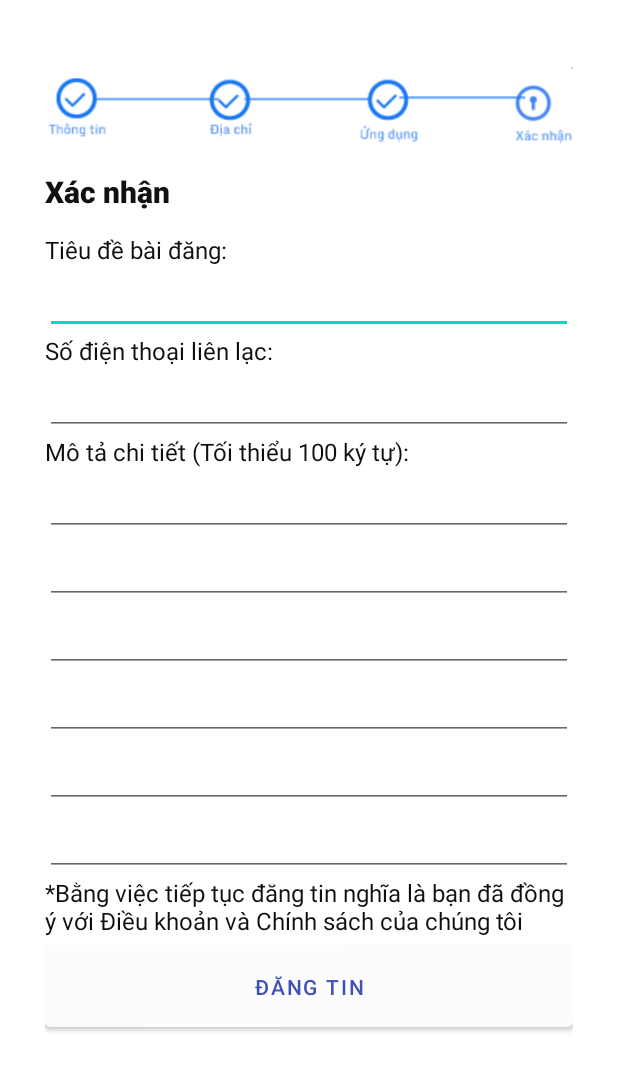
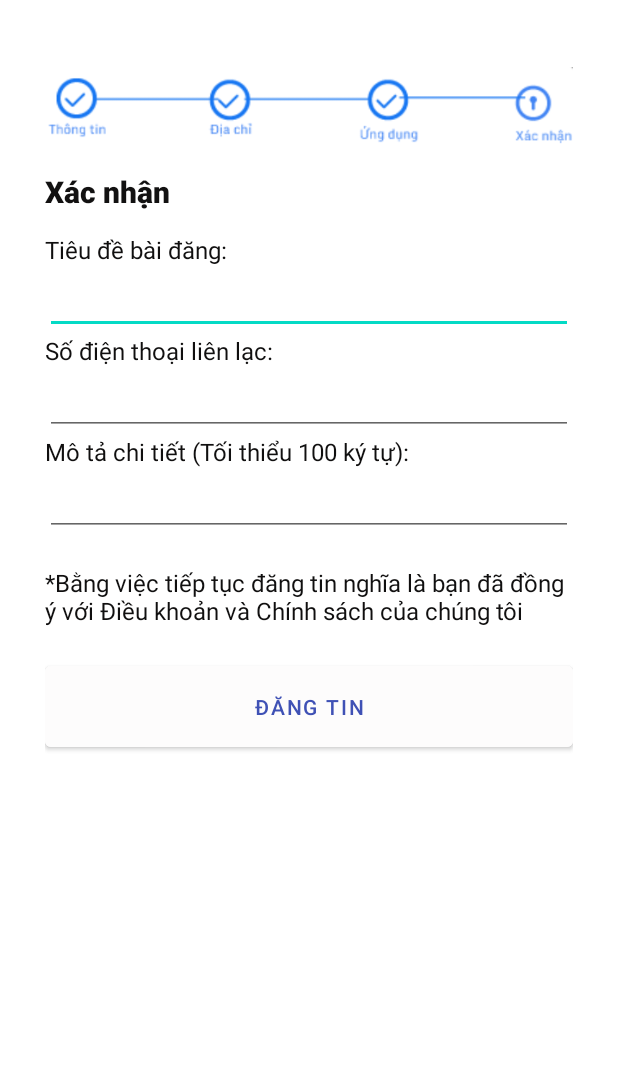
Before and after one commit to HoangDung3009/Tipun-Android-App, an Android app: the fragment up_room_confirmation shown on its own in the app's theme, on a phone screen of 412 x 824 dp. Shown: the top 1071 px of the screen. Run offline under Robolectric (Android 15) with nearby library versions, the phone set to English and light mode, and no system bars.

Commit message:
Them nut Dang phong`

```diff
--- a/app/src/main/java/com/example/tipun_android_app/MainActivity.java
+++ b/app/src/main/java/com/example/tipun_android_app/MainActivity.java
@@ -12,6 +12,7 @@ import com.example.tipun_android_app.bottom_nav.FavoriteFragment;
 import com.example.tipun_android_app.bottom_nav.HomeFragment;
 import com.example.tipun_android_app.bottom_nav.SearchFragment;
 import com.example.tipun_android_app.databinding.ActivityMainBinding;
+import com.example.tipun_android_app.postRoom.up_room_confirmation;
 
 public class MainActivity extends AppCompatActivity {
     ActivityMainBinding binding;
@@ -40,6 +41,10 @@ public class MainActivity extends AppCompatActivity {
                     replaceFragment(new AccountFragment());
                     break;
 
+                case R.id.miPostRoom:
+                    replaceFragment(new up_room_confirmation());
+                    break;
+
             }
 
             return true;
--- a/app/src/main/java/com/example/tipun_android_app/up_room_confirmation.java
+++ b/app/src/main/java/com/example/tipun_android_app/postRoom/up_room_confirmation.java
@@ -1,4 +1,4 @@
-package com.example.tipun_android_app;
+package com.example.tipun_android_app.postRoom;
 
 import android.os.Bundle;
 
@@ -7,6 +7,8 @@ import androidx.fragment.app.Fragment;
 import android.view.LayoutInflater;
 import android.view.View;
 import android.view.ViewGroup;
+
+import com.example.tipun_android_app.R;
 
 /**
  * A simple {@link Fragment} subclass.
--- a/app/src/main/res/layout/activity_login.xml
+++ b/app/src/main/res/layout/activity_login.xml
@@ -81,7 +81,7 @@
             app:cornerRadius="10dp"
             android:paddingTop="10dp"
             android:paddingBottom="10dp"
-
+            android:onClick="toMenu"
             />
 
         <TextView
--- a/app/src/main/res/layout/fragment_up_room_confirmation.xml
+++ b/app/src/main/res/layout/fragment_up_room_confirmation.xml
@@ -3,7 +3,7 @@
     xmlns:tools="http://schemas.android.com/tools"
     android:layout_width="match_parent"
     android:layout_height="match_parent"
-    tools:context=".up_room_confirmation">
+    tools:context=".postRoom.up_room_confirmation">
 
     <!-- TODO: Update blank fragment layout -->
 
@@ -35,7 +35,7 @@
                 android:text="Xác nhận"
                 android:textColor="#121111"
                 android:textSize="20sp"
-                android:textStyle="bold"></TextView>
+                android:textStyle="bold"/>
 
         </LinearLayout>
 
@@ -100,34 +100,11 @@
                 android:layout_height="wrap_content">
             </EditText>
 
-            <EditText
-                android:layout_width="match_parent"
-                android:layout_height="wrap_content">
-            </EditText>
-
-            <EditText
-                android:layout_width="match_parent"
-                android:layout_height="wrap_content">
-            </EditText>
-
-            <EditText
-                android:layout_width="match_parent"
-                android:layout_height="wrap_content">
-            </EditText>
-
-            <EditText
-                android:layout_width="match_parent"
-                android:layout_height="wrap_content">
-            </EditText>
-
-            <EditText
-                android:layout_width="match_parent"
-                android:layout_height="wrap_content">
-            </EditText>
 
         </LinearLayout>
 
         <TextView
+            android:layout_marginTop="20dp"
             android:layout_width="match_parent"
             android:layout_height="wrap_content"
             android:text="*Bằng việc tiếp tục đăng tin nghĩa là bạn đã đồng ý với Điều khoản và Chính sách của chúng tôi"
@@ -137,6 +114,7 @@
         </TextView>
 
         <Button
+            android:layout_marginTop="20dp"
             android:id="@+id/button"
             android:layout_width="match_parent"
             android:layout_height="66dp"
--- a/app/src/main/res/menu/bottom_nav.xml
+++ b/app/src/main/res/menu/bottom_nav.xml
@@ -9,6 +9,10 @@
         android:icon="@drawable/ic_baseline_search_24"
         android:id="@+id/miSearch"
         />
+    <item android:title="@string/icPostRoom"
+        android:icon="@drawable/ic_baseline_add_24"
+        android:id="@+id/miPostRoom"
+        />
     <item android:title="@string/icFavorite"
         android:icon="@drawable/ic_baseline_favorite_24"
         android:id="@+id/miFavorite"/>
--- a/app/src/main/res/values/strings.xml
+++ b/app/src/main/res/values/strings.xml
@@ -20,4 +20,5 @@
     <string name="bla2">Chưa phải thành viên?</string>
     <string name="signup">Đăng ký</string>
     <string name="taotkmoi">Tạo tài khoản mới</string>
+    <string name="icPostRoom">Post Room</string>
 </resources>
```
Also changed, not shown: app/src/main/res/layout/actitvity_up_room_confirmation.xml (deleted, +0 -141 lines).
